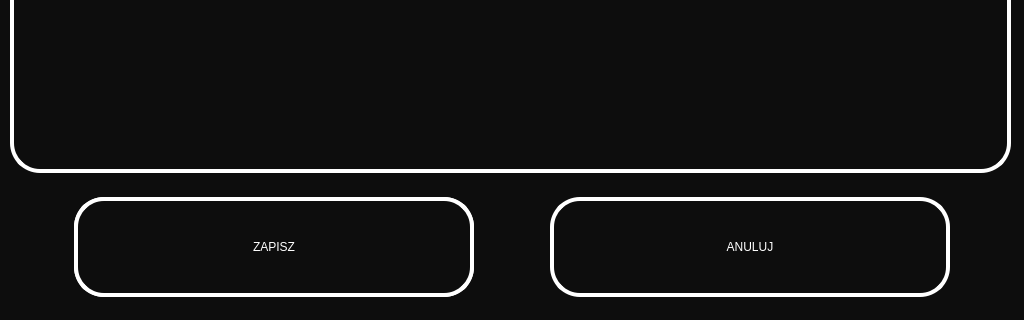
First picture: the form in Raspberry QT/TakePictureScreen.ui, repository lukaszwazny/E-kiosk, before the edit; both pictures show x 0 to 1024 and y 448 to 768 of the 1024 by 768 pixel window.
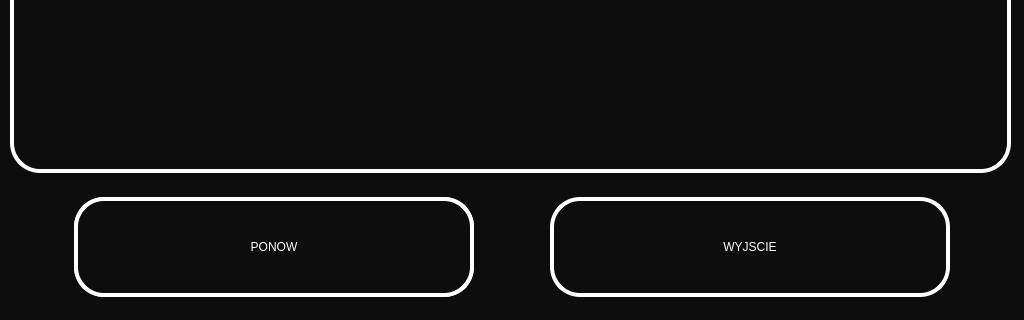
Second picture: the form after the edit.

```diff
--- a/Raspberry QT/TakePictureScreen.ui
+++ b/Raspberry QT/TakePictureScreen.ui
@@ -85,7 +85,7 @@
 color: rgb(255, 255, 255);</string>
    </property>
    <property name="text">
-    <string>ANULUJ</string>
+    <string>WYJSCIE</string>
    </property>
   </widget>
   <widget class="QPushButton" name="zapisz">
@@ -108,7 +108,7 @@
 color: rgb(255, 255, 255);</string>
    </property>
    <property name="text">
-    <string>ZAPISZ</string>
+    <string>PONOW</string>
    </property>
   </widget>
  </widget>
```
Left out of the diff: 6 changed lines with no effect on the pictures.
